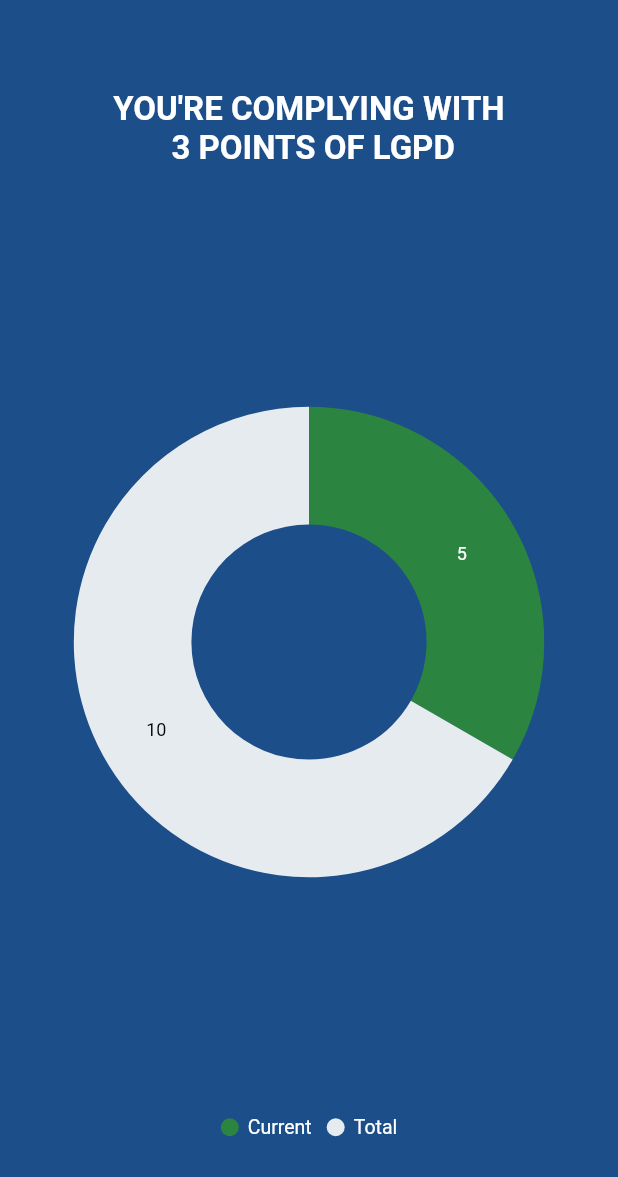
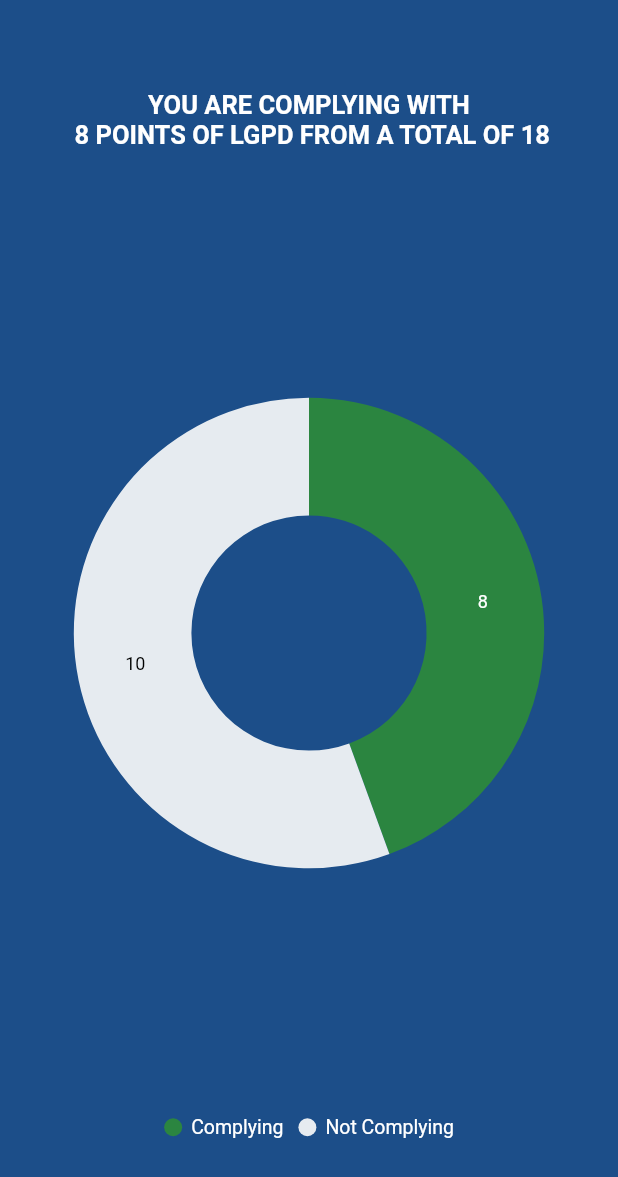
Before and after one commit to mariaeduardarebelo/easycomply, a Flutter app: the DonutPieChart screen opened directly, on a phone screen of 412 x 824 dp. Shown: the top 1177 px of the screen. Run offline on Flutter 3.47's test engine with Material 2 defaults, Android fonts, the phone set to English and light mode, and no system bars; our stand-ins replace google_fonts, syncfusion_flutter_charts.

Commit message:
fix: making the data chart dynamic

```diff
--- a/lib/components/donut_chart_widget.dart
+++ b/lib/components/donut_chart_widget.dart
@@ -8,6 +8,9 @@
 
 class _DonutPieChartState extends State<DonutPieChart> {
   late List<LGPDData> _chartData;
+  final int complyingCount = 8;
+  final int notComplyingCount = 10;
+  late int totalCount = complyingCount + notComplyingCount;
 
   @override
   void initState() {
@@ -24,11 +27,17 @@
           margin: EdgeInsets.symmetric(vertical: 50.0),
           child: SfCircularChart(
             title: ChartTitle(
-              text: 'You\'re complying with \n 3 points of LGPD'.toUpperCase(),
-              textStyle: TextStyle(color: Colors.white, fontWeight: FontWeight.bold, fontSize: 22.0  )
-            ),
+                text:
+                    'You are complying with \n $complyingCount points of LGPD from a total of $totalCount'.toUpperCase(),
+                textStyle: TextStyle(
+                    color: Colors.white,
+                    fontWeight: FontWeight.bold,
+                    fontSize: 17.0)),
             palette: <Color>[Color(0xFF2B8540), Color(0xFFE6EBF0)],
-            legend: Legend(isVisible: true, overflowMode: LegendItemOverflowMode.wrap, textStyle: TextStyle(color: Colors.white)),
+            legend: Legend(
+                isVisible: true,
+                overflowMode: LegendItemOverflowMode.wrap,
+                textStyle: TextStyle(color: Colors.white)),
             series: <CircularSeries>[
               DoughnutSeries<LGPDData, String>(
                 dataSource: _chartData,
@@ -45,8 +54,8 @@
 
   List<LGPDData> getChartData() {
     final List<LGPDData> chartData = [
-      LGPDData('Current', 5),
-      LGPDData('Total', 10),
+      LGPDData('Complying', complyingCount),
+      LGPDData('Not Complying', notComplyingCount),
     ];
 
     return chartData;
--- a/lib/pages/dashboard.dart
+++ b/lib/pages/dashboard.dart
@@ -1,16 +1,6 @@
 import 'package:easycomply/components/donut_chart_widget.dart';
 import 'package:flutter/material.dart';
 import 'package:google_fonts/google_fonts.dart';
-import 'package:charts_flutter/flutter.dart' as charts;
-
-/// Sample linear data type.
-class LinearSales {
-  final int year;
-  final int sales;
-
-  LinearSales(this.year, this.sales);
-}
-
 
 class Dashboard extends StatelessWidget {
   @override
```
